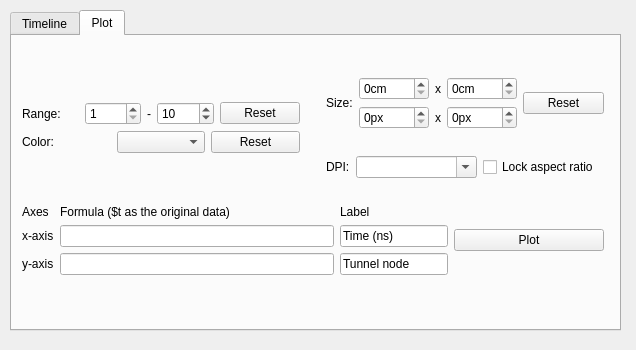
Before: the Qt Designer form Caver4/ui/caver_analysis.ui in YaoYinYing/caver-pymol-plugin, drawn with Qt 5.
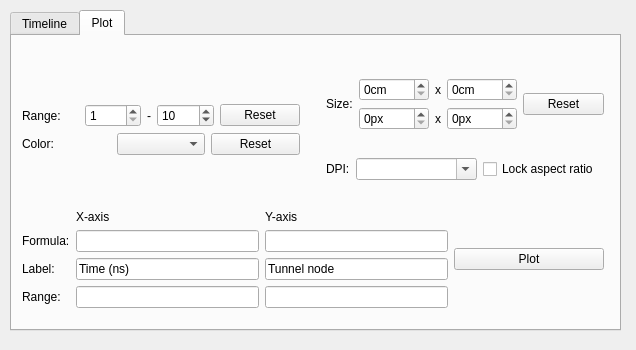
After: the same form once the commit is applied. The open tabs and pages were chosen to show the change.

What changed in the file:
```diff
--- a/Caver4/ui/caver_analysis.ui
+++ b/Caver4/ui/caver_analysis.ui
@@ -608,7 +608,7 @@
        <x>10</x>
        <y>20</y>
        <width>582</width>
-       <height>219</height>
+       <height>252</height>
       </rect>
      </property>
      <layout class="QVBoxLayout" name="verticalLayout_7">
@@ -890,38 +890,56 @@
        <layout class="QHBoxLayout" name="horizontalLayout_8">
         <item>
          <layout class="QGridLayout" name="gridLayout_3">
-          <item row="2" column="0">
+          <item row="0" column="2">
            <widget class="QLabel" name="label_17">
             <property name="text">
-             <string>y-axis</string>
+             <string>Y-axis</string>
+            </property>
+           </widget>
+          </item>
+          <item row="1" column="2">
+           <widget class="QLineEdit" name="lineEdit_YaxisFormula">
+            <property name="sizePolicy">
+             <sizepolicy hsizetype="Expanding" vsizetype="Fixed">
+              <horstretch>0</horstretch>
+              <verstretch>0</verstretch>
+             </sizepolicy>
+            </property>
+            <property name="toolTip">
+             <string>&lt;html&gt;&lt;head/&gt;&lt;body&gt;&lt;p&gt;Formula to rescale the y-Axis.&lt;/p&gt;&lt;p&gt;&lt;br/&gt;&lt;/p&gt;&lt;p&gt;eg: '$t/10' to divide values to a constant of 10.&lt;/p&gt;&lt;p&gt;&lt;br/&gt;&lt;/p&gt;&lt;p&gt;Left empty to use the default&lt;/p&gt;&lt;/body&gt;&lt;/html&gt;</string>
+            </property>
+           </widget>
+          </item>
+          <item row="2" column="1">
+           <widget class="QLineEdit" name="lineEdit_XaxisLabel">
+            <property name="sizePolicy">
+             <sizepolicy hsizetype="Preferred" vsizetype="Fixed">
+              <horstretch>0</horstretch>
+              <verstretch>0</verstretch>
+             </sizepolicy>
+            </property>
+            <property name="toolTip">
+             <string>Label of x-axis</string>
+            </property>
+            <property name="text">
+             <string>Time (ns)</string>
+            </property>
+           </widget>
+          </item>
+          <item row="2" column="0">
+           <widget class="QLabel" name="label_20">
+            <property name="text">
+             <string>Label:</string>
             </property>
            </widget>
           </item>
           <item row="1" column="0">
-           <widget class="QLabel" name="label_16">
-            <property name="text">
-             <string>x-axis</string>
-            </property>
-           </widget>
-          </item>
-          <item row="0" column="1">
            <widget class="QLabel" name="label_19">
-            <property name="text">
-             <string>Formula ($t as the original data)</string>
+            <property name="toolTip">
+             <string>Formula to apply to the data</string>
             </property>
-           </widget>
-          </item>
-          <item row="0" column="0">
-           <widget class="QLabel" name="label_18">
             <property name="text">
-             <string>Axes</string>
-            </property>
-           </widget>
-          </item>
-          <item row="0" column="2">
-           <widget class="QLabel" name="label_20">
-            <property name="text">
-             <string>Label</string>
+             <string>Formula:</string>
             </property>
            </widget>
           </item>
@@ -934,43 +952,14 @@
              </sizepolicy>
             </property>
             <property name="toolTip">
-             <string>Expressions to rescale the x-Axis. Left empty to use the default</string>
-            </property>
-           </widget>
-          </item>
-          <item row="1" column="2">
-           <widget class="QLineEdit" name="lineEdit_XaxisLabel">
-            <property name="sizePolicy">
-             <sizepolicy hsizetype="Maximum" vsizetype="Fixed">
-              <horstretch>0</horstretch>
-              <verstretch>0</verstretch>
-             </sizepolicy>
-            </property>
-            <property name="toolTip">
-             <string>Label of x-axis</string>
-            </property>
-            <property name="text">
-             <string>Time (ns)</string>
-            </property>
-           </widget>
-          </item>
-          <item row="2" column="1">
-           <widget class="QLineEdit" name="lineEdit_YaxisFormula">
-            <property name="sizePolicy">
-             <sizepolicy hsizetype="Expanding" vsizetype="Fixed">
-              <horstretch>0</horstretch>
-              <verstretch>0</verstretch>
-             </sizepolicy>
-            </property>
-            <property name="toolTip">
-             <string>Expressions to rescale the y-Axis. Left empty to use the default</string>
+             <string>&lt;html&gt;&lt;head/&gt;&lt;body&gt;&lt;p&gt;Formula to rescale the x-Axis.&lt;/p&gt;&lt;p&gt;&lt;br/&gt;&lt;/p&gt;&lt;p&gt;eg: '$t/10' to divide values to a constant of 10.&lt;/p&gt;&lt;p&gt;&lt;br/&gt;&lt;/p&gt;&lt;p&gt;Left empty to use the default&lt;/p&gt;&lt;/body&gt;&lt;/html&gt;</string>
             </property>
            </widget>
           </item>
           <item row="2" column="2">
            <widget class="QLineEdit" name="lineEdit_YaxisLabel">
             <property name="sizePolicy">
-             <sizepolicy hsizetype="Maximum" vsizetype="Fixed">
+             <sizepolicy hsizetype="Preferred" vsizetype="Fixed">
               <horstretch>0</horstretch>
               <verstretch>0</verstretch>
              </sizepolicy>
@@ -983,6 +972,52 @@
             </property>
            </widget>
           </item>
+          <item row="0" column="1">
+           <widget class="QLabel" name="label_16">
+            <property name="text">
+             <string>X-axis</string>
+            </property>
+           </widget>
+          </item>
+          <item row="3" column="0">
+           <widget class="QLabel" name="label_21">
+            <property name="text">
+             <string>Range:</string>
+            </property>
+           </widget>
+          </item>
+          <item row="3" column="1">
+           <widget class="QLineEdit" name="lineEdit_XaxisRange">
+            <property name="sizePolicy">
+             <sizepolicy hsizetype="Preferred" vsizetype="Fixed">
+              <horstretch>0</horstretch>
+              <verstretch>0</verstretch>
+             </sizepolicy>
+            </property>
+            <property name="toolTip">
+             <string>Label of x-axis</string>
+            </property>
+            <property name="text">
+             <string/>
+            </property>
+           </widget>
+          </item>
+          <item row="3" column="2">
+           <widget class="QLineEdit" name="lineEdit_YaxisRange">
+            <property name="sizePolicy">
+             <sizepolicy hsizetype="Preferred" vsizetype="Fixed">
+              <horstretch>0</horstretch>
+              <verstretch>0</verstretch>
+             </sizepolicy>
+            </property>
+            <property name="toolTip">
+             <string>Label of x-axis</string>
+            </property>
+            <property name="text">
+             <string/>
+            </property>
+           </widget>
+          </item>
          </layout>
         </item>
         <item>
```
